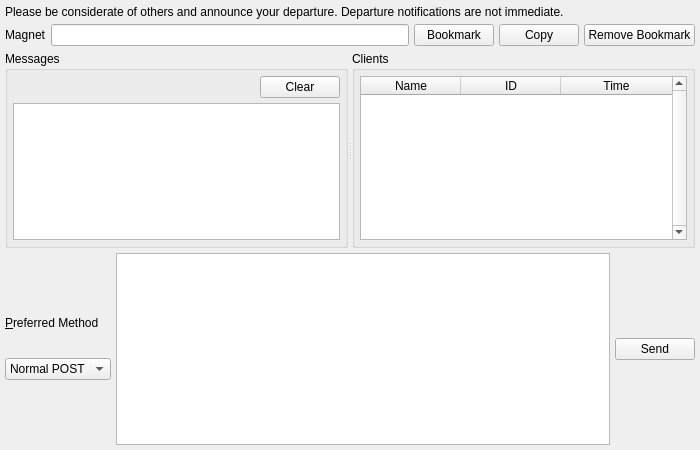
xloem/spot-on-svn, file UI/buzzpage.ui: the form before one commit.
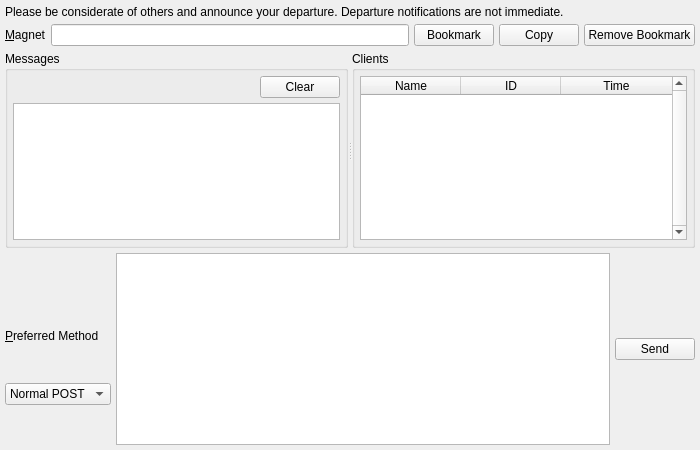
The form after the commit. Custom widgets are drawn as their Qt base class.

Diff of the .ui file:
```diff
--- a/UI/buzzpage.ui
+++ b/UI/buzzpage.ui
@@ -44,7 +44,10 @@
      <item>
       <widget class="QLabel" name="label">
        <property name="text">
-        <string>Magnet</string>
+        <string>&amp;Magnet</string>
+       </property>
+       <property name="buddy">
+        <cstring>magnet</cstring>
        </property>
       </widget>
      </item>
@@ -210,12 +213,6 @@
        </item>
        <item>
         <widget class="QLabel" name="label_9">
-         <property name="sizePolicy">
-          <sizepolicy hsizetype="Preferred" vsizetype="Fixed">
-           <horstretch>0</horstretch>
-           <verstretch>0</verstretch>
-          </sizepolicy>
-         </property>
          <property name="text">
           <string>&amp;Preferred Method</string>
          </property>
```
